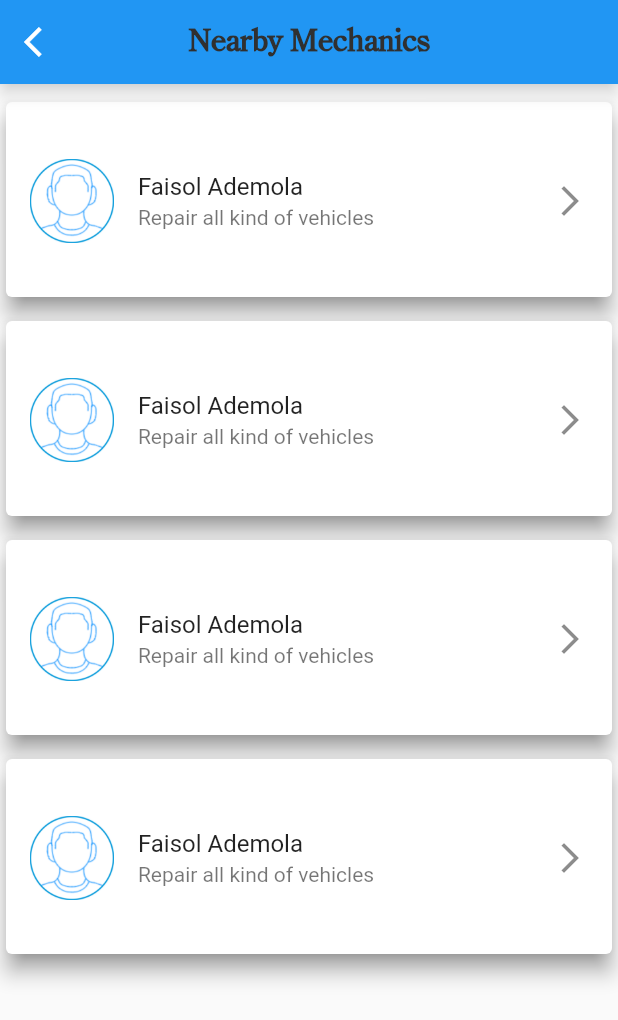
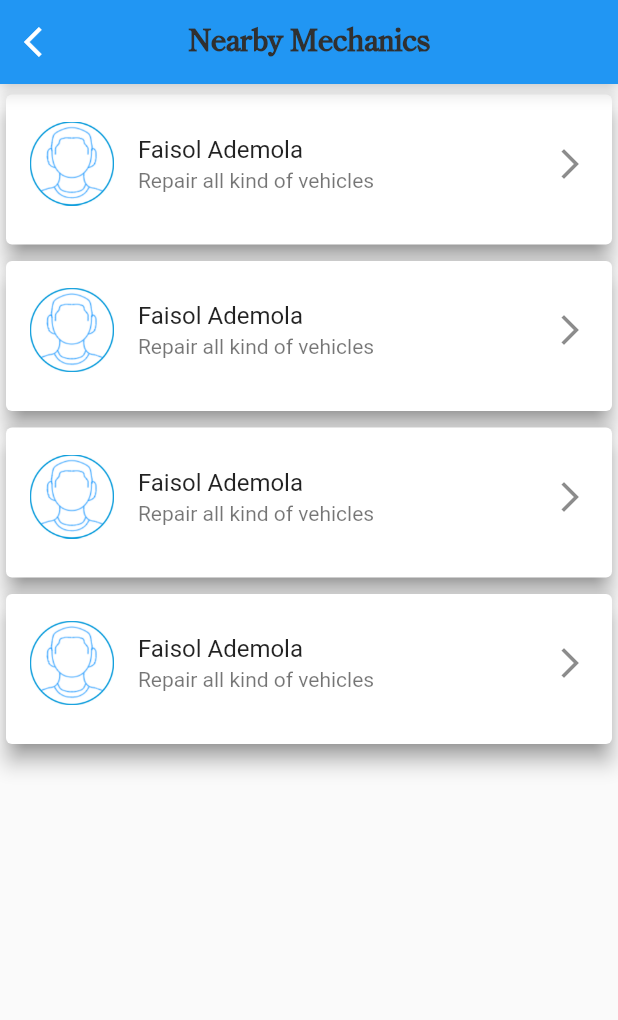
Before and after one commit to the-impossible/RoadAssistant, a Flutter app: the DriverHome screen opened by its route, after a tap on "Find Nearby Mechanics", on a phone screen of 412 x 824 dp. Shown: the top 1020 px of the screen. Run offline on Flutter 3.47's test engine with Material 2 defaults, Android fonts, the phone set to English and light mode, and no system bars; our stand-ins replace flutter_spinkit, flutter_svg, get, shared_preferences; accounts and stored records are empty; Roboto replaces fonts that are missing (Schyuler).

Commit message:
homePage nearbyMechanic

```diff
--- a/lib/Driver_Pages/homePage.dart
+++ b/lib/Driver_Pages/homePage.dart
@@ -24,14 +24,16 @@ class _DriverHomeState extends State<DriverHome> {
         centerTitle: true,
         // backgroundColor: kWhiteColor,
       ),
-      body: Container(
+      body: SingleChildScrollView(
+        child: Container(
           color: kWhiteColor,
           padding: EdgeInsets.only(top: 19.0, left: 10.0, right: 10.0),
           child: Column(
             children: [
-            Container(
+              SingleChildScrollView(
+                child: Container(
                   height: 80,
-              width: MediaQuery.of(context).size.width,
+                  // width: MediaQuery.of(context).size.width,
                   decoration: BoxDecoration(
                     color: kWhiteColor,
                     shape: BoxShape.rectangle,
@@ -44,6 +46,7 @@ class _DriverHomeState extends State<DriverHome> {
                     ],
                   ),
                   padding: EdgeInsets.only(top: 05.0, left: 10),
+                  child: SingleChildScrollView(
                     child: Row(
                       // mainAxisAlignment: MainAxisAlignment.start,
                       crossAxisAlignment: CrossAxisAlignment.center,
@@ -64,13 +67,15 @@ class _DriverHomeState extends State<DriverHome> {
                           ),
                         ),
                         const SizedBox(
-                    width: 230,
+                          width: 150,
                         ),
                         const Icon(
                           Icons.notifications,
                           size: 30,
                         ),
                       ],
+                    ),
+                  ),
                 ),
               ),
               const SizedBox(
@@ -84,6 +89,9 @@ class _DriverHomeState extends State<DriverHome> {
                   'search',
                   obscure: false,
                 ),
+              ),
+              const SizedBox(
+                height: 400,
               ),
               Container(
                 width: 350,
@@ -110,6 +118,7 @@ class _DriverHomeState extends State<DriverHome> {
                     )),
               )
             ],
+          ),
         ),
       ),
       drawer: Drawer(
--- a/lib/Driver_Pages/nearbyMechanics.dart
+++ b/lib/Driver_Pages/nearbyMechanics.dart
@@ -27,16 +27,16 @@ class _Nearby_MechanicState extends State<Nearby_Mechanic> {
           itemBuilder: (context, index) {
             return Column(
               children: [
-                Padding(padding: EdgeInsets.only(top: 8.0)),
+                Padding(padding: EdgeInsets.only(top: 3.0)),
                 Card(
                   elevation: 6,
                   shadowColor: kDarkColor,
                   color: kWhiteColor,
                   child: SizedBox(
-                      height: 130,
+                    height: 100,
                     width: MediaQuery.of(context).size.width,
                     child: Padding(
-                        padding: EdgeInsets.only(top: 30.0),
+                      padding: EdgeInsets.only(top: 10.0),
                       child: ListTile(
                         leading: Image.asset(
                           'assets/images/profile.png',
@@ -45,7 +45,8 @@ class _Nearby_MechanicState extends State<Nearby_Mechanic> {
                         title: Text('Faisol Ademola'),
                         subtitle: Text('Repair all kind of vehicles'),
                       ),
-                      )),
+                    ),
+                  ),
 
                   // leading: Icons.,
                   // title: Text('Faisol Ademola'),
```
Lines whose indentation alone changed are shown as unchanged.
